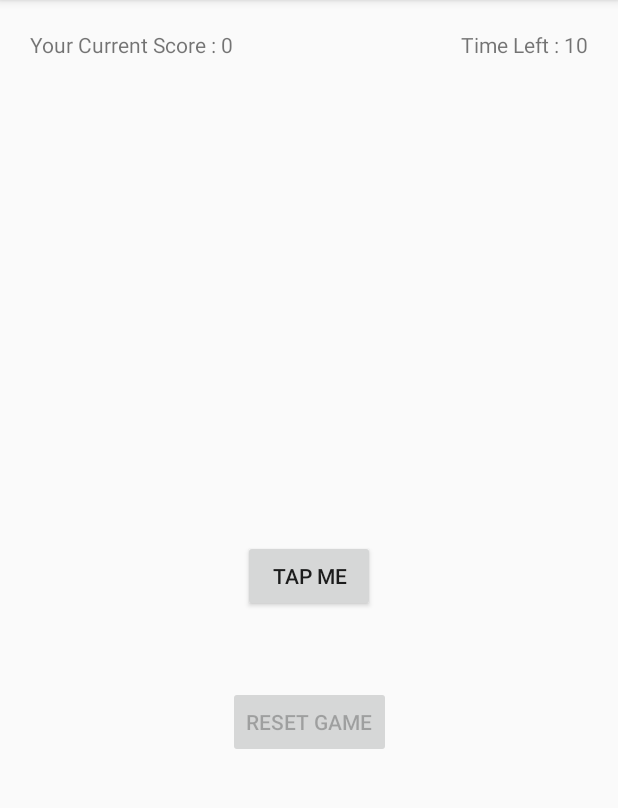
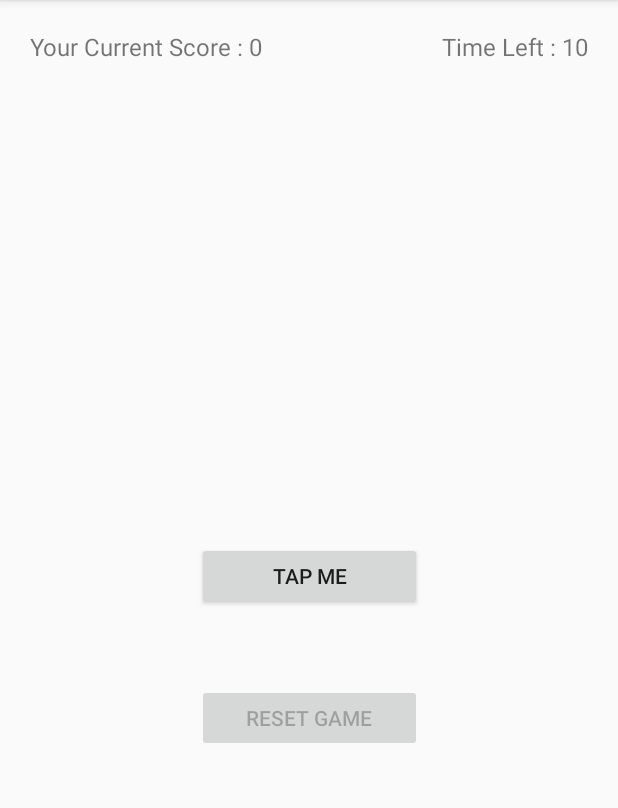
Before and after one commit to deepakbk1/MyFirstKotlinApp_TimeAttackGame, an Android app: the screen it shows after launch (MainActivity), on a phone screen of 412 x 824 dp, the part 84-892 px from its top. Run offline under Robolectric (Android 15) with nearby library versions, the phone set to English and light mode, and no system bars.

Commit message:
Modify UI

```diff
--- a/app/src/main/res/layout/activity_main.xml
+++ b/app/src/main/res/layout/activity_main.xml
@@ -8,8 +8,8 @@
 
     <Button
         android:id="@+id/tapMeBtn"
-        android:layout_width="wrap_content"
-        android:layout_height="wrap_content"
+        android:layout_width="150dp"
+        android:layout_height="45dp"
         android:text="Tap Me"
         app:layout_constraintBottom_toBottomOf="parent"
         app:layout_constraintEnd_toEndOf="parent"
@@ -22,9 +22,11 @@
         android:layout_height="wrap_content"
         android:layout_margin="20dp"
         android:text="Your Current Score : 0"
+        app:layout_constraintHorizontal_bias="0"
+        android:textSize="16sp"
+        app:layout_constraintEnd_toStartOf="@+id/timeLeft"
         app:layout_constraintStart_toStartOf="parent"
-        app:layout_constraintTop_toTopOf="parent"
-        tools:layout_editor_absoluteY="18dp" />
+        app:layout_constraintTop_toTopOf="parent" />
 
     <TextView
         android:id="@+id/timeLeft"
@@ -32,13 +34,15 @@
         android:layout_height="wrap_content"
         android:layout_margin="20dp"
         android:text="Time left :"
+        android:textSize="16sp"
         app:layout_constraintEnd_toEndOf="parent"
+        app:layout_constraintHorizontal_bias="1"
         app:layout_constraintTop_toTopOf="parent" />
 
     <Button
         android:id="@+id/resetGame"
-        android:layout_width="wrap_content"
-        android:layout_height="wrap_content"
+        android:layout_width="150dp"
+        android:layout_height="45dp"
         android:layout_marginTop="20dp"
         android:text="Reset Game"
         app:layout_constraintBottom_toBottomOf="parent"
```
